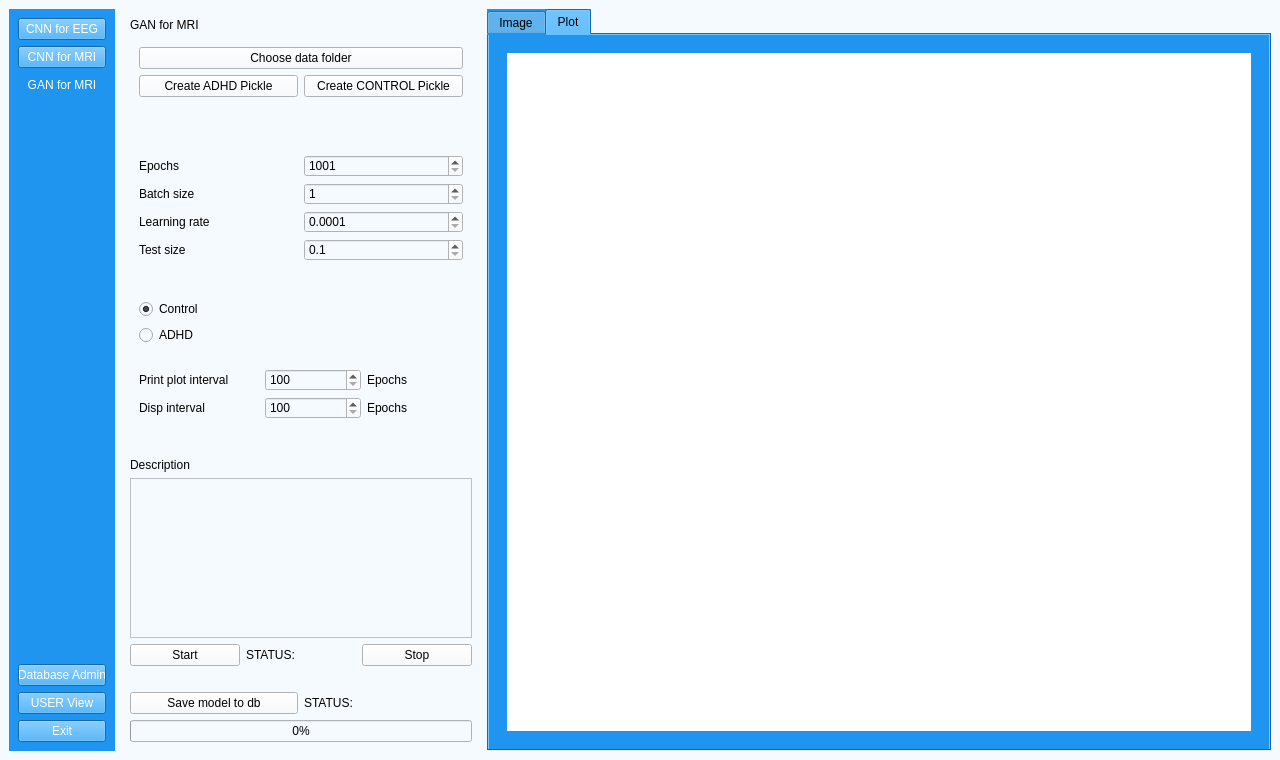
First picture: the form in UI/aUI_projekt_GAN.ui, repository matimusial/ADHDPredictorApp, before the edit.
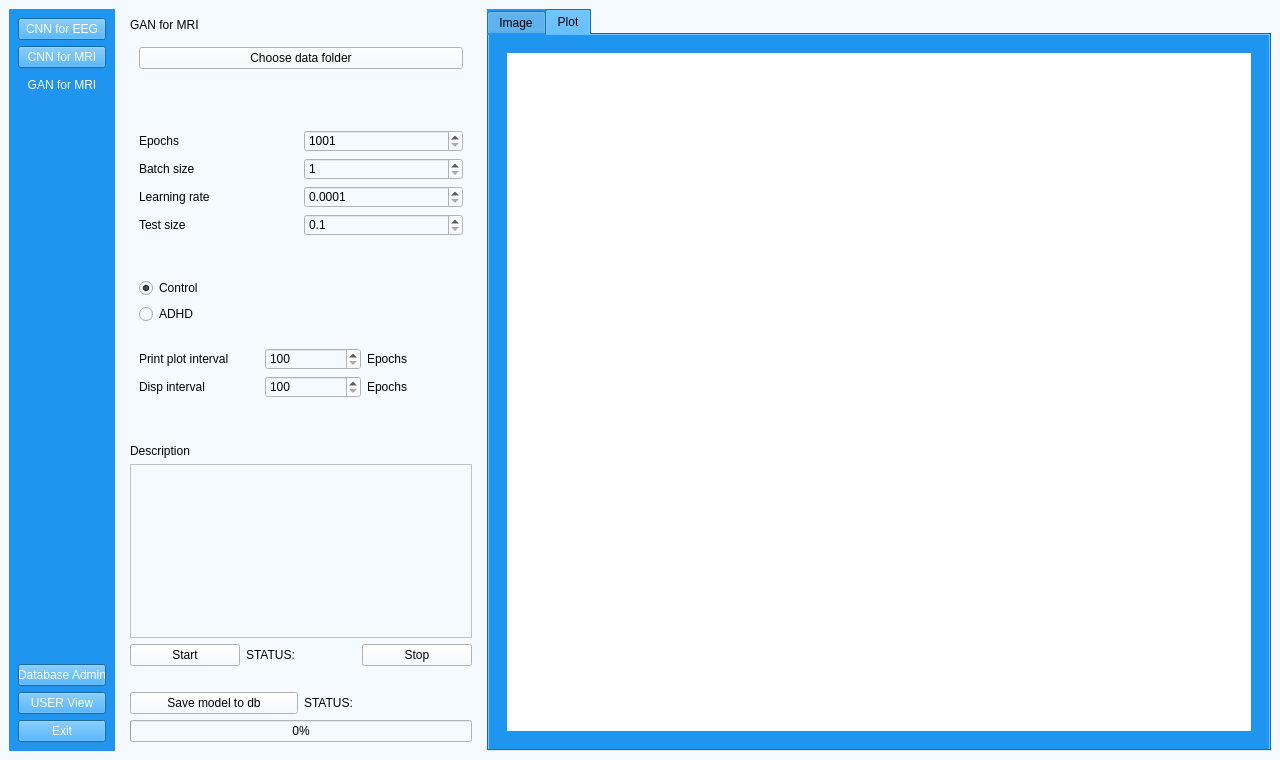
Second picture: the form after the edit. Icons and pictures are not drawn.

Patch:
```diff
--- a/UI/aUI_projekt_GAN.ui
+++ b/UI/aUI_projekt_GAN.ui
@@ -184,32 +184,17 @@
                    </layout>
                   </item>
                   <item>
-                   <layout class="QHBoxLayout" name="horizontalLayout">
-                    <item>
-                     <widget class="QPushButton" name="folder_explore">
-                      <property name="text">
-                       <string>Create ADHD Pickle</string>
-                      </property>
-                     </widget>
-                    </item>
-                    <item>
-                     <widget class="QPushButton" name="folder_explore_2">
-                      <property name="text">
-                       <string>Create CONTROL Pickle</string>
-                      </property>
-                     </widget>
-                    </item>
-                   </layout>
+                   <widget class="QLabel" name="info_dump">
+                    <property name="text">
+                     <string/>
+                    </property>
+                   </widget>
+                  </item>
+                  <item>
+                   <layout class="QHBoxLayout" name="horizontalLayout"/>
                   </item>
                  </layout>
                 </item>
-                <item>
-                 <widget class="QLabel" name="info_dump">
-                  <property name="text">
-                   <string/>
-                  </property>
-                 </widget>
-                </item>
                 <item>
                  <spacer name="verticalSpacer_4">
                   <property name="orientation">
```
